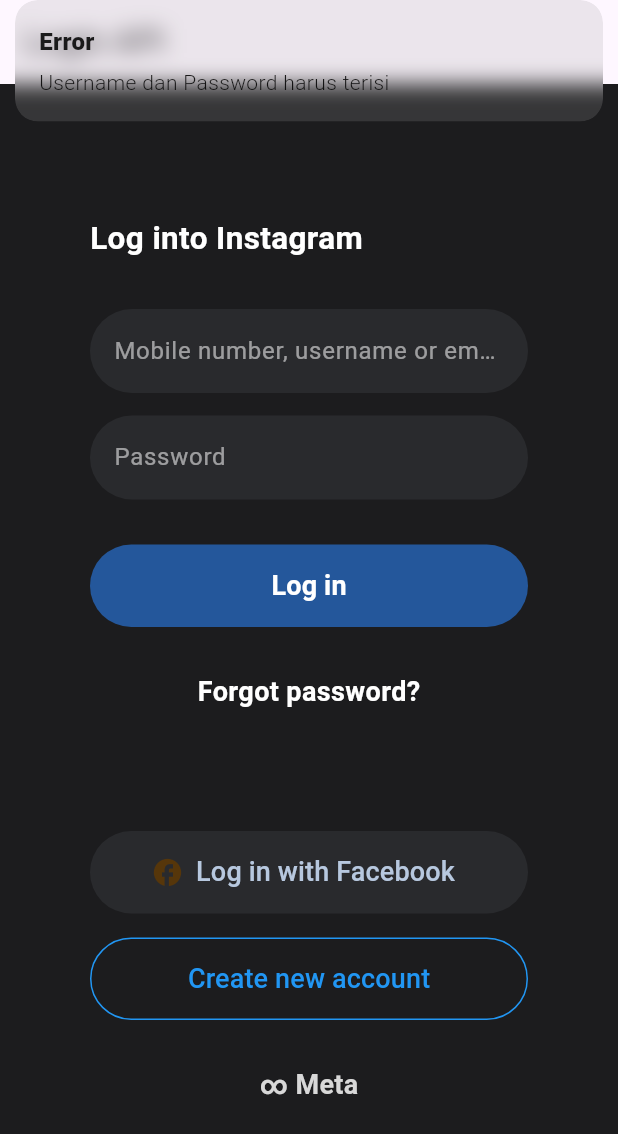
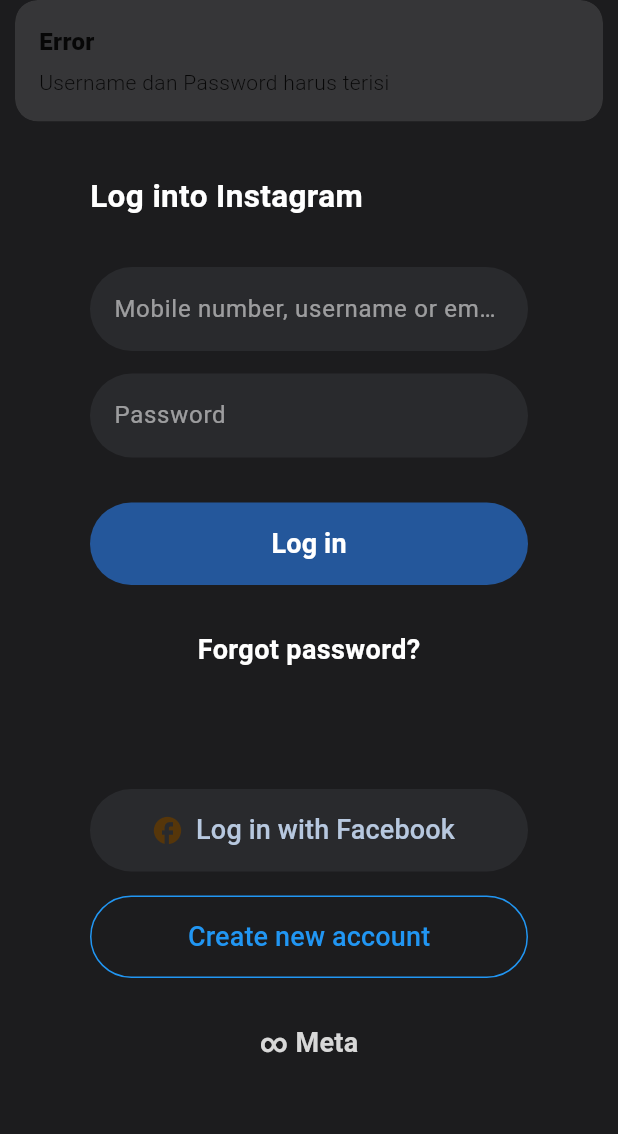
Before and after one commit to farrahkeisha-sart/MobileDev, a Flutter app: the screen it shows after launch, after a tap on "Log in", on a phone screen of 412 x 824 dp. Shown: the top 1134 px of the screen. Run offline on Flutter 3.47's test engine with Material 3 defaults, Android fonts, the light colour scheme and no system bars; our stand-ins replace get; accounts and stored records are empty.

Commit message:
Implementasi API dan login clone

```diff
--- a/lib/controller/login_clone_conttroller.dart
+++ b/lib/controller/login_clone_conttroller.dart
@@ -1,8 +1,8 @@
+import 'package:belajarfluuter/Routes.dart';
 import 'package:flutter/material.dart';
 import 'package:get/get.dart';
 import 'dart:convert';
 import 'package:http/http.dart' as http;
-import 'package:belajarfluuter/pages/menu_drawer_page.dart';
 
 class LoginCloneController extends GetxController {
   TextEditingController txtUsername = TextEditingController();
@@ -27,8 +27,8 @@
           final data = jsonDecode(response.body);
           if(data['status']== true){
             Get.snackbar("Berhasil", data['message']);
-            //pindah ke mainmenu
-          Get.off(()=> MenuDrawerPage());
+            //pindah ke main menu
+          Get.offNamed(Routes.menuDrawer);
           }else{
             Get.snackbar("Gagal", data['message']);
           }
--- a/lib/pages/login_clone_page.dart
+++ b/lib/pages/login_clone_page.dart
@@ -1,5 +1,4 @@
 import 'package:flutter/material.dart';
-import 'package:belajarfluuter/component/instagram_text_field.dart';
 import 'package:belajarfluuter/component/instagram_button.dart';
 import 'package:get/get.dart';
 import 'package:belajarfluuter/controller/login_clone_conttroller.dart';
@@ -12,7 +11,6 @@
   @override
   Widget build(BuildContext context) {
     return Scaffold(
-      appBar:AppBar(title: Text("Login API")),
       backgroundColor: const Color(0xFF1C1C1E),
       body: Center(
         child: SingleChildScrollView(
@@ -76,8 +74,7 @@
                 const SizedBox(height: 30),
 
              Obx(
-              () => controller.isLoading.value
-              ? Center(child: CircularProgressIndicator()) : InstagramButton(
+              () => controller.isLoading.value ? Center(child: CircularProgressIndicator()) : InstagramButton(
               text: 'Log in',
               onPressed: () {
               controller.login();
```
